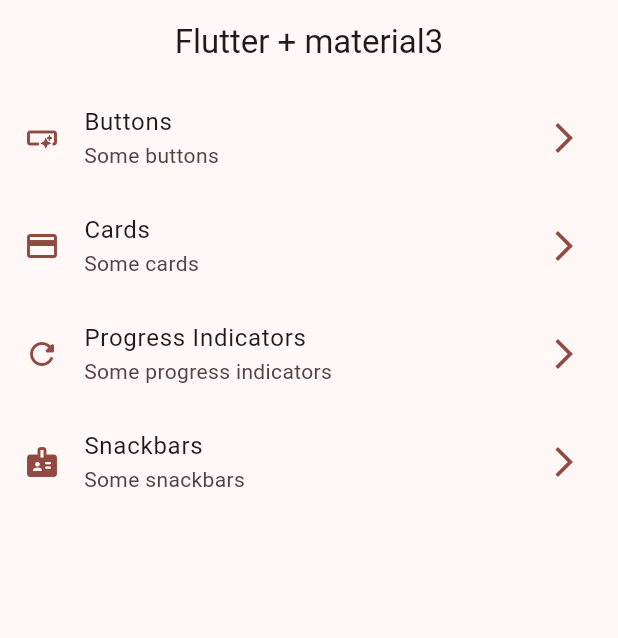
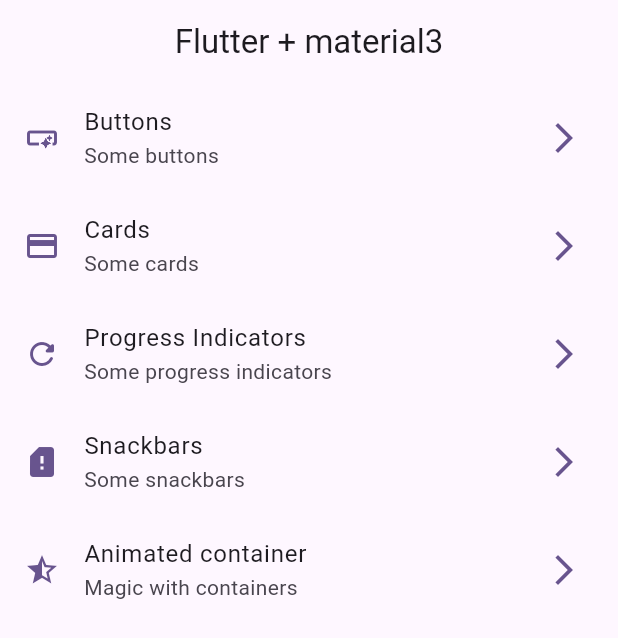
Before and after one commit to sergionts2020-lang/flutter-x04-widgets-app, a Flutter app: the screen it shows after launch, on a phone screen of 412 x 824 dp. Shown: the top 638 px of the screen. Run offline on Flutter 3.47's test engine with Material 3 defaults, Android fonts, the phone set to English and light mode, and no system bars; our stand-ins replace go_router.

Commit message:
- Contenedor animado con colores y formas

```diff
--- a/lib/config/menu/menu_items.dart
+++ b/lib/config/menu/menu_items.dart
@@ -50,6 +50,14 @@
     title: 'Snackbars',
     subtitle: 'Some snackbars',
     link: '/snackbar',
-    icon: Icons.badge_rounded,
+    icon: Icons.sd_card_alert,
+  ),
+
+  MenuItem(
+    name: AnimatedContainerScreen.name,
+    title: 'Animated container',
+    subtitle: 'Magic with containers',
+    link: '/animated',
+    icon: Icons.star_half,
   ),
 ];
--- a/lib/config/router/router.dart
+++ b/lib/config/router/router.dart
@@ -10,5 +10,6 @@
     GoRoute(path: '/cards', name: CardScreen.name, builder: (context, state) => const CardScreen()),
     GoRoute(path: '/progress', name: ProgressScreen.name, builder: (context, state) => const ProgressScreen()),
     GoRoute(path: '/snackbar', name: SnackbarScreen.name, builder: (context, state) => const SnackbarScreen()),
+    GoRoute(path: '/animated', name: AnimatedContainerScreen.name, builder: (context, state) => const AnimatedContainerScreen()),
   ],
 );
--- a/lib/main.dart
+++ b/lib/main.dart
@@ -15,7 +15,7 @@
       routerConfig: appRouter,
       title: 'Widgets App',
       debugShowCheckedModeBanner: false,
-      theme: AppTheme(selectedColor: 3).getTheme(),
+      theme: AppTheme(selectedColor: 5).getTheme(),
 
       // Como estamos usando GoRouter, no es necesario definir el home ni las rutas, ya que se definen en el router.dart
       // home: const HomeScreen(),
```
Also changed, not shown: lib/presentation/screen/animated/animated_screen.dart (+104 -3 lines).
